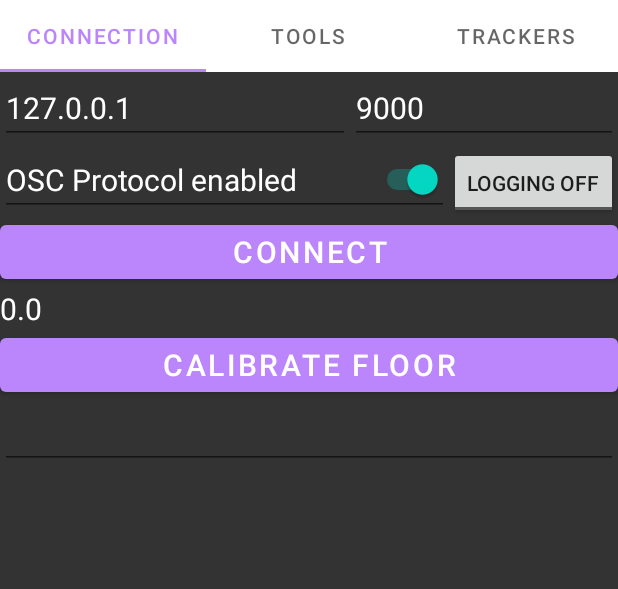
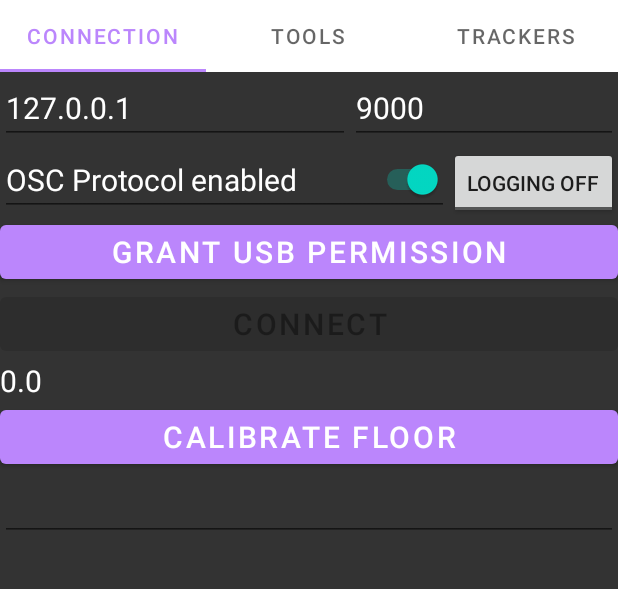
Before and after one commit to mgschwan/ViveUltimateTrackerMobile, an Android app: the screen it shows after launch (MainActivity), on a phone screen of 412 x 824 dp, the part 350-939 px from its top. Run offline under Robolectric (Android 15) with nearby library versions, the phone set to English and light mode, and no system bars.

Commit message:
Add separate usb permission button

```diff
--- a/android/app/src/main/java/io/xrworkout/htctrackerdongle/ConnectionFragment.java
+++ b/android/app/src/main/java/io/xrworkout/htctrackerdongle/ConnectionFragment.java
@@ -54,9 +54,32 @@ public class ConnectionFragment extends Fragment {
         port_field.setText( Integer.toString( port_pref ) );
         flooroffset_field.setText( Float.toString( flooroffset_pref ) );
 
+        tmp.findViewById(R.id.connectButton).setEnabled(false);
+
+        ((Button) tmp.findViewById(R.id.grantUsbPermissionButton)).setOnClickListener(new View.OnClickListener() {
+            public void onClick(View v) {
+                Log.d("BUTTONS", "User tapped the Grant USB Permission Button");
+                if ( DeviceContainer.bridge == null )
+                {
+                    // 0x0bb4 = 2996
+                    // 0x0350 = 848
+                    DeviceContainer.bridge = new HidBridge(context, 848, 2996);
+                }
+
+                if ( DeviceContainer.bridge.OpenDevice() )
+                {
+                    // Disable the grantUsbPermissionButton
+                    v.setEnabled(false);
+                    // Enable the connectButton
+                    tmp.findViewById(R.id.connectButton).setEnabled(true);
+                }
+            }
+        });
+
+
         ((Button) tmp.findViewById(R.id.calibrateFloor)).setOnClickListener( new View.OnClickListener() {
 
-            @Override
+    @Override
             public void onClick(View view) {
 
                 if ( DeviceContainer.deviceOpen ) {
@@ -81,6 +104,10 @@ public class ConnectionFragment extends Fragment {
             public void onClick(View v) {
                 Log.d("BUTTONS", "User tapped the Connect Button");
 
+                if ( DeviceContainer.bridge == null || !DeviceContainer.deviceOpen ) {
+                    Log.d( TAG, "Device not connected" );
+                    return;
+                }
 
                 String address = address_field.getText().toString();
                 String portText = port_field.getText().toString();
--- a/android/app/src/main/java/io/xrworkout/htctrackerdongle/HidBridge.java
+++ b/android/app/src/main/java/io/xrworkout/htctrackerdongle/HidBridge.java
@@ -668,11 +668,13 @@ public class HidBridge {
             String action = intent.getAction();
             if (ACTION_USB_PERMISSION.equals(action)) {
                 synchronized (this) {
+                    DeviceContainer.deviceOpen = true;
+
                     UsbDevice device = (UsbDevice)intent.getParcelableExtra(UsbManager.EXTRA_DEVICE);
 
                     if (intent.getBooleanExtra(UsbManager.EXTRA_PERMISSION_GRANTED, false)) {
                         if(device != null){
-
+                            Log("permission granted for device " + device);
                             //call method to set up device communication
                         }
                     }
--- a/android/app/src/main/java/io/xrworkout/htctrackerdongle/MainActivity.java
+++ b/android/app/src/main/java/io/xrworkout/htctrackerdongle/MainActivity.java
@@ -46,11 +46,7 @@ public class MainActivity extends AppCompatActivity {
         viewPagerAdapter = new ViewPagerAdapter(this);
         viewPager.setAdapter( viewPagerAdapter );
 
-        // 0x0bb4 = 2996
-        // 0x0350 = 848
-        DeviceContainer.bridge = new HidBridge(this, 848,2996);
 
-        DeviceContainer.deviceOpen = DeviceContainer.bridge.OpenDevice();
 
         mainTabLayout.addOnTabSelectedListener(new TabLayout.OnTabSelectedListener() {
             @Override
--- a/android/app/src/main/res/layout/fragment_connection.xml
+++ b/android/app/src/main/res/layout/fragment_connection.xml
@@ -60,6 +60,13 @@
     </LinearLayout>
 
     <Button
+        android:id="@+id/grantUsbPermissionButton"
+        android:layout_width="match_parent"
+        android:layout_height="wrap_content"
+        android:text="Grant USB Permission"
+        android:textSize="20sp" />
+
+    <Button
         android:id="@+id/connectButton"
         android:layout_width="match_parent"
         android:layout_height="wrap_content"
```
